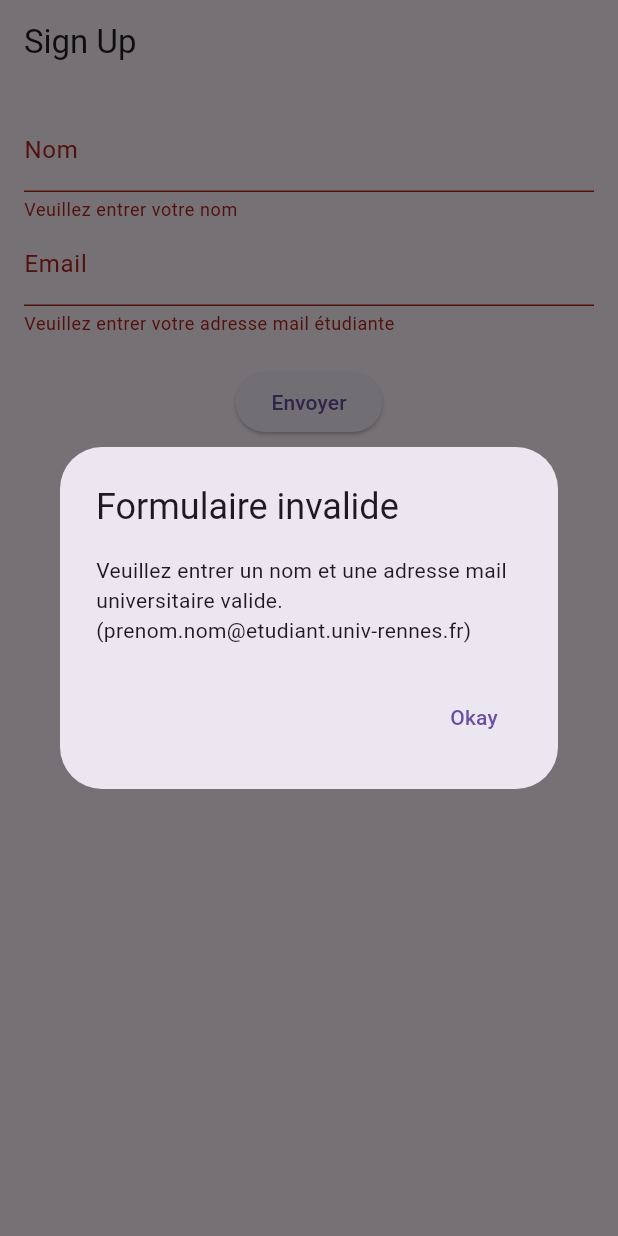
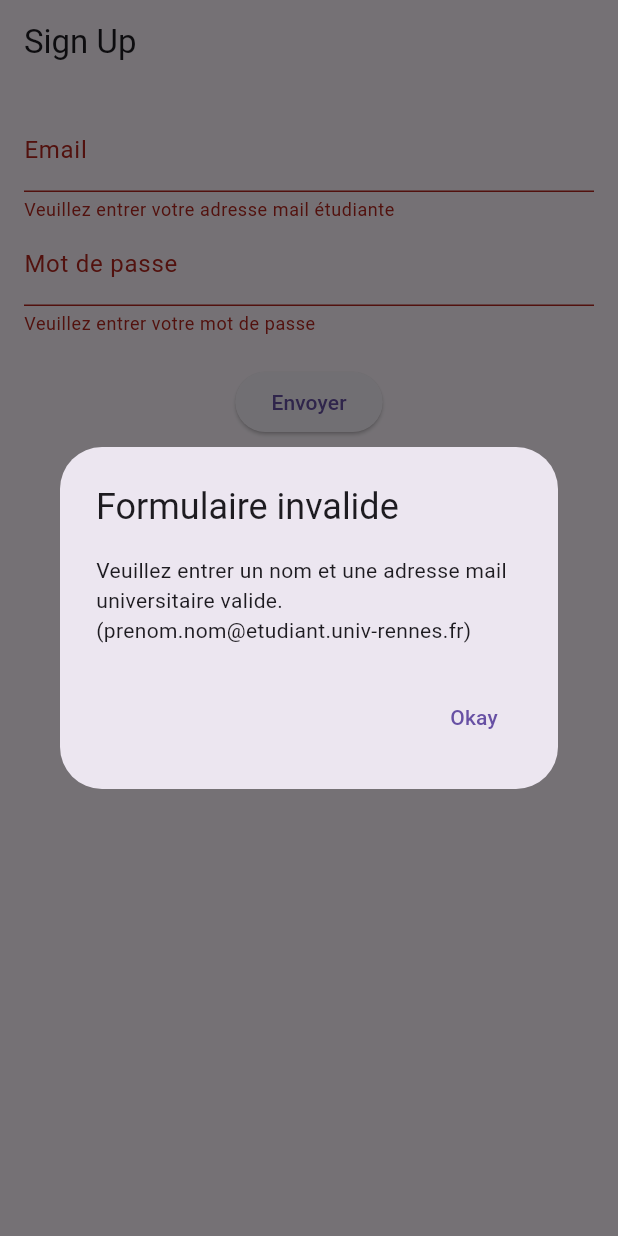
Before and after one commit to Natounet/Univ-Adventure, a Flutter app: the HomePage screen opened directly, after a tap on "Envoyer", on a phone screen of 412 x 824 dp. Run offline on Flutter 3.47's test engine with Material 3 defaults, Android fonts, the phone set to English and light mode, and no system bars; our stand-ins replace firebase_auth, firebase_core, firebase_storage, flutter_map, geolocator, latlong2 and 3 more; missing offline and left inert: flutter_map_marker_popup, optional, qrscan; accounts and stored records are empty.

Commit message:
Mod: Utilisation de fireauth

```diff
--- a/frontend/univ_adventure/lib/models/user.dart
+++ b/frontend/univ_adventure/lib/models/user.dart
@@ -1,7 +1,7 @@
 import 'dart:convert';
 
 class User {
-   int userId;
+   String userId;
    String name;
    String email;
    String profilePicture;
--- a/frontend/univ_adventure/lib/services/user_manager.dart
+++ b/frontend/univ_adventure/lib/services/user_manager.dart
@@ -2,6 +2,7 @@ import 'dart:async';
 import 'dart:convert';
 
 import 'package:shared_preferences/shared_preferences.dart';
+import 'package:univ_adventure/models/quests.dart';
 import '../models/user.dart';
 import 'package:rxdart/rxdart.dart';
 
@@ -70,20 +71,29 @@ class UserManager {
 
 
 
-  static Future<void> validateQuest(String questId) async {
+  static Future<bool> validateQuest(Quest quest) async {
   User? user = getUser();
   if (user != null) {
-    if (user.questsCompleted.contains(questId)) {
+    if (user.questsCompleted.contains(quest.questId)) {
       print('Vous avez déjà terminé cette quête.');
+      return false;
     } else {
       // Validez la quête et ajoutez-la à la liste des quêtes terminées
       // Ajoute les points de la quête aux points de l'utilisateur
 
-      user.questsCompleted.add(questId);
+      user.questsCompleted.add(quest.questId);
+      user.points += quest.rewards.points;
+      for (String badge in quest.rewards.badges) {
+        user.badges.add(badge);
+      }
+
       await _prefs?.setString('user', jsonEncode(user.toJson()));
       _userController.add(user);
       print('Quête terminée avec succès !');
+      return true;
     }
   }
+
+  return false;
 }
 }
--- a/frontend/univ_adventure/lib/views/pages/signup_page.dart
+++ b/frontend/univ_adventure/lib/views/pages/signup_page.dart
@@ -1,44 +1,62 @@
 import 'package:flutter/material.dart';
+import 'package:firebase_auth/firebase_auth.dart' as Auth;
+import 'package:univ_adventure/views/pages/home_page.dart';
+import 'package:univ_adventure/services/user_manager.dart';
 import 'package:univ_adventure/models/user.dart';
-import 'package:univ_adventure/views/pages/home_page.dart';
-import '../../services/user_manager.dart'; // Supposons que c'est votre gestionnaire d'utilisateur
+
 
 class SignupPage extends StatefulWidget {
+  SignupPage({Key? key}) : super(key: key);
+
   @override
   _SignupPageState createState() => _SignupPageState();
 }
 
 class _SignupPageState extends State<SignupPage> {
   final _formKey = GlobalKey<FormState>();
+  String _email = '';
+  String _password = '';
   String _name = '';
-  String _email = '';
 
   void _trySubmitForm() async {
   final isValid = _formKey.currentState?.validate();
-  print('Formulaire invalide: $isValid');
 
   if (isValid == true) {
     _formKey.currentState?.save();
-    print('Nom: $_name, Email: $_email');
 
-    User newUser = User(
+    try {
+      Auth.UserCredential userCredential = await Auth.FirebaseAuth.instance.createUserWithEmailAndPassword(
+        email: _email,
+        password: _password,
+      );
+
+      if (mounted) {
+
+        // Créer un nouvel utilisateur avec le UserManager
+        UserManager.addUser(User(
+          userId: userCredential.user!.uid,
+          name: _name,
+          email: _email,
+          profilePicture: '',
           createdAt: DateTime.now(),
-        email: _email,
-        name: _name,
-        userId: 1,
-        profilePicture: '');
-    UserManager.addUser(newUser);
+          questsCompleted: [],
+          badges: [],
+        ));
+
         Navigator.of(context).pushReplacement(
-        MaterialPageRoute(builder: (context) => HomePage()));
-  } else {
+          MaterialPageRoute(builder: (context) => HomePage()),
+        );
+      }
+    } catch (e) {
+      if (mounted) {
         showDialog(
           context: context,
           builder: (ctx) => AlertDialog(
-        title: Text('Formulaire invalide'),
-        content: Text('Veuillez entrer un nom et une adresse mail universitaire valide. (prenom.nom@etudiant.univ-rennes.fr)'),
+            title: const Text('Erreur'),
+            content: Text('Une erreur s\'est produite lors de la création de l\'utilisateur. Veuillez réessayer. ${e.toString()}'),
             actions: <Widget>[
               TextButton(
-            child: Text('Okay'),
+                child: const Text('Okay'),
                 onPressed: () {
                   Navigator.of(ctx).pop();
                 },
@@ -48,30 +66,40 @@ class _SignupPageState extends State<SignupPage> {
         );
       }
     }
+  } else {
+    if (mounted) {
+      showDialog(
+        context: context,
+        builder: (ctx) => AlertDialog(
+          title: const Text('Formulaire invalide'),
+          content: const Text('Veuillez entrer un nom et une adresse mail universitaire valide. (prenom.nom@etudiant.univ-rennes.fr)'),
+          actions: <Widget>[
+            TextButton(
+              child: const Text('Okay'),
+              onPressed: () {
+                Navigator.of(ctx).pop();
+              },
+            ),
+          ],
+        ),
+      );
+    }
+  }
+}
 
   @override
   Widget build(BuildContext context) {
     return Scaffold(
-      appBar: AppBar(title: Text('Sign Up')),
+      appBar:  AppBar(title: Text('Sign Up')),
       body: Padding(
-        padding: EdgeInsets.all(16.0),
+        padding: const EdgeInsets.all(16.0),
         child: Form(
           key: _formKey,
           child: Column(
             mainAxisSize: MainAxisSize.min,
             children: <Widget>[
               TextFormField(
-                decoration: InputDecoration(labelText: 'Nom'),
-                validator: (value) {
-                  if (value == null || value.trim().isEmpty) {
-                    return 'Veuillez entrer votre nom';
-                  }
-                  return null;
-                },
-                onSaved: (value) => _name = value!,
-              ),
-              TextFormField(
-                decoration: InputDecoration(labelText: 'Email'),
+                decoration: const InputDecoration(labelText: 'Email'),
                 validator: (value) {
                   if (value == null || value.trim().isEmpty) {
                     return 'Veuillez entrer votre adresse mail étudiante';
@@ -83,10 +111,21 @@ class _SignupPageState extends State<SignupPage> {
                 },
                 onSaved: (value) => _email = value!,
               ),
-              SizedBox(height: 20),
+              TextFormField(
+                decoration: const InputDecoration(labelText: 'Mot de passe'),
+                obscureText: true,
+                validator: (value) {
+                  if (value == null || value.trim().isEmpty) {
+                    return 'Veuillez entrer votre mot de passe';
+                  }
+                  return null;
+                },
+                onSaved: (value) => _password = value!,
+              ),
+              const SizedBox(height: 20),
               ElevatedButton(
                 onPressed: _trySubmitForm,
-                child: Text('Envoyer'),
+                child: const Text('Envoyer'),
               ),
             ],
           ),
--- a/frontend/univ_adventure/pubspec.yaml
+++ b/frontend/univ_adventure/pubspec.yaml
@@ -21,6 +21,7 @@ dependencies:
   rxdart: ^0.27.7
   intl: ^0.19.0
   firebase_storage: ^11.7.1
+  firebase_auth: ^4.19.1
 
 dev_dependencies:
   flutter_test:
```
Lines whose indentation alone changed are shown as unchanged.
